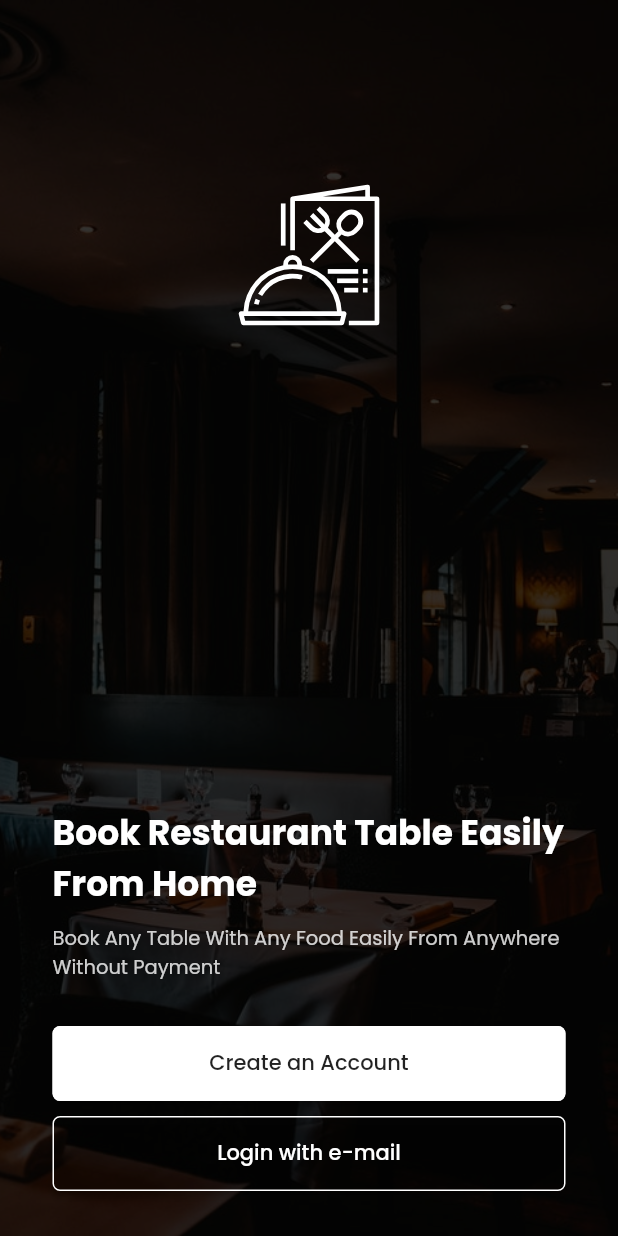
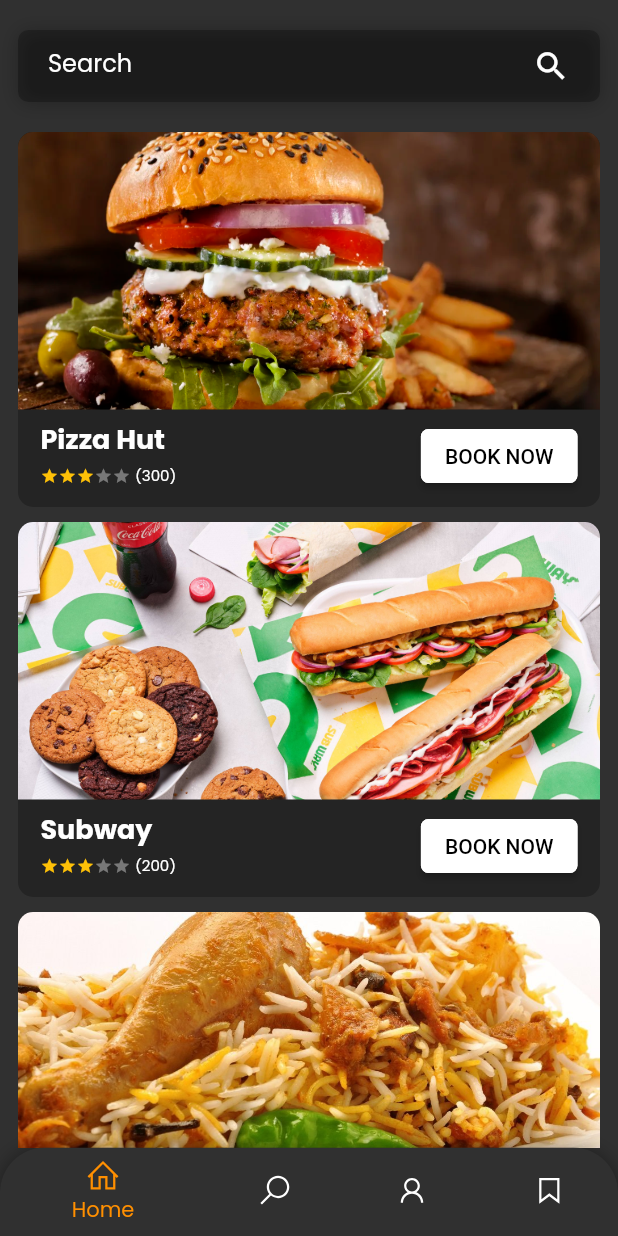
Before and after one commit to ashirali4/resturent_book_backend, a Flutter app: the screen it shows after launch, on a phone screen of 412 x 824 dp. Run offline on Flutter 3.47's test engine with Material 2 defaults, Android fonts, the phone set to English and light mode, and no system bars; drawn by our look-alikes of flutter_rating_bar; our stand-ins replace firebase_auth, firebase_core, firebase_database, flutter_svg, google_fonts, line_awesome_flutter; accounts and stored records are empty.

```diff
--- /dev/null
+++ b/lib/dashboard_pages/home.dart
@@ -0,0 +1,179 @@
+import 'package:flutter/material.dart';
+import 'package:flutter_rating_bar/flutter_rating_bar.dart';
+import 'package:google_fonts/google_fonts.dart';
+class Home extends StatefulWidget {
+  @override
+  _HomeState createState() => _HomeState();
+}
+
+class _HomeState extends State<Home> {
+  @override
+  Widget build(BuildContext context) {
+    return Container(
+      child: SingleChildScrollView(
+        child: Padding(
+          padding: const EdgeInsets.only(top: 20,right: 12,left: 12),
+          child: Column(
+            children: [
+              Center(
+                  child:   Container(
+                    decoration: BoxDecoration(
+                      boxShadow: [
+                        BoxShadow(
+                          color: Colors.black26,
+                          blurRadius: 10,
+                          offset: const Offset(0, 1),
+                        ),
+                      ],
+                      color: Colors.black26,
+                      borderRadius: BorderRadius.all(Radius.circular(7)),
+                    ),
+                    child: Theme(
+                      data: new ThemeData(
+                        primaryColor: Colors.transparent,
+                        primaryColorDark: Colors.transparent,
+
+                      ),
+                      child: TextFormField(
+                        style: GoogleFonts.poppins(
+                          color: Colors.white
+                        ),
+                        //controller: searchc,
+                        decoration: InputDecoration(
+                          border: InputBorder.none,
+
+//                      border: new OutlineInputBorder(
+//                          borderSide: new BorderSide(color: Colors.transparent,width: 0.0)),
+                          contentPadding:
+                          EdgeInsets.only(top: 10,bottom: 10,left: 20,right: 10), // add padding to adjust icon
+                          isDense: true,
+                          hintText: "Search",
+                          hintStyle: GoogleFonts.poppins(
+                            color: Colors.white
+                          ),
+                          suffixIcon: Padding(
+                            padding:
+                            EdgeInsets.only(top: 10,bottom: 10,left: 10,right: 20), // add padding to adjust icon
+                            child: InkWell(
+                                onTap: (){
+                                //  Navigator.pushNamed(context, "search",arguments: searchc.text);
+                                },
+                                child: Icon(Icons.search_sharp, size: 25,color: Colors.white,)),
+                          ),
+                        ),
+                      ),
+                    ),
+                  )
+              ),
+              SizedBox(height: 20,),
+              Item("Pizza Hut","assets/buger.png","(300)"),
+              SizedBox(height: 10,),
+              Item("Subway","assets/sub.jpeg","(200)"),
+              SizedBox(height: 10,),
+              Item("Biryani House","assets/kar.jpg","(330)"),
+              SizedBox(height: 10,),
+              Item("Pizza Hut","assets/buger.png","(300)"),
+
+
+            ],
+          ),
+        ),
+      ),
+    );
+  }
+  Widget Item(String name,String image, String reviews){
+    return Container(
+      decoration: BoxDecoration(
+        borderRadius: BorderRadius.all(Radius.circular(10)),
+        color: Colors.black26,
+      ),
+      height: 250,
+
+      child: Column(
+        children: [
+          Container(
+            decoration: BoxDecoration(
+                borderRadius: BorderRadius.only(topLeft: Radius.circular(10),topRight: Radius.circular(10)),
+                color: Colors.black26,
+                image: DecorationImage(
+                    image: AssetImage(image),
+                    fit: BoxFit.cover
+                )
+            ),
+            height: 185,
+
+          ),
+          Padding(
+              padding: const EdgeInsets.only(left: 15,right: 15),
+              child:Container(
+                child: Row(
+                  mainAxisAlignment: MainAxisAlignment.start,
+                  crossAxisAlignment: CrossAxisAlignment.center,
+                  children: [
+                    Expanded(child:  Column(
+                      crossAxisAlignment: CrossAxisAlignment.start,
+                      mainAxisAlignment: MainAxisAlignment.center,
+                      children:[
+                        SizedBox(height: 03,),
+                        Text(name,
+                          style: GoogleFonts.poppins(
+                              fontSize: 18,
+                              fontWeight: FontWeight.bold
+                          ),),
+                        SizedBox(height: 03,),
+                        Row(
+                          children: [
+                            Container(
+
+                              child: RatingBar.builder(
+                                itemSize: 12,
+                                initialRating: 3,
+                                minRating: 1,
+                                direction: Axis.horizontal,
+                                allowHalfRating: true,
+                                itemCount: 5,
+                                itemBuilder: (context, _) => Icon(
+                                  Icons.star,
+                                  color: Colors.amber,
+                                ),
+
+                              ),
+                            ),
+                            SizedBox(width: 03,),
+                            Text(reviews,
+                              style: GoogleFonts.poppins(fontSize: 10),)
+                          ],
+                        )
+                      ],
+                    ),flex: 3,),
+                    Expanded(child: Padding(
+                      padding: const EdgeInsets.only(top: 07),
+                      child: Column(
+                        crossAxisAlignment: CrossAxisAlignment.end,
+                        mainAxisAlignment: MainAxisAlignment.center,
+                        children: [
+                          RaisedButton(
+                            shape: RoundedRectangleBorder(
+                                borderRadius: BorderRadius.circular(5.0),
+                                side: BorderSide(color: Colors.white)),
+                            onPressed: () {},
+                            color: Colors.white,
+                            textColor: Colors.black,
+                            child: Text("BOOK NOW".toUpperCase(),
+                                style: TextStyle(fontSize: 14)),
+                          )
+                        ],
+                      ),
+                    ),flex:2)
+
+                  ],
+                ),
+              )
+          ),
+
+
+        ],
+      ),
+    );
+  }
+}
--- a/lib/main.dart
+++ b/lib/main.dart
@@ -1,5 +1,6 @@
 import 'package:firebase_core/firebase_core.dart';
 import 'package:flutter/material.dart';
+import 'package:resturent_book/dashboard_pages/home.dart';
 import 'package:resturent_book/routes.dart';
 
 import 'auth_pages/getting_started.dart';
@@ -24,7 +25,7 @@ class MyApp extends StatelessWidget {
         brightness: Brightness.dark,
         visualDensity: VisualDensity.adaptivePlatformDensity,
       ),
-      home: Getting_Started(),
+      home: Dashbaord(),
       onGenerateRoute: generateRoute,
     );
   }
--- a/lib/pages/dashboard.dart
+++ b/lib/pages/dashboard.dart
@@ -1,16 +1,78 @@
 import 'package:flutter/material.dart';
+import 'package:google_fonts/google_fonts.dart';
+import 'package:line_awesome_flutter/line_awesome_flutter.dart';
+import 'package:resturent_book/dashboard_pages/home.dart';
 class Dashbaord extends StatefulWidget {
   @override
   _DashbaordState createState() => _DashbaordState();
 }
 
 class _DashbaordState extends State<Dashbaord> {
+  int _selectedIndex = 0;
+   List<Widget> _widgetOptions = <Widget>[
+    Home(),
+    Text(
+      'Index 0: Home',
+    ),
+    Text(
+      'Index 1: Business',
+    ),
+
+
+  ];
+  void _onItemTapped(int index) {
+    setState(() {
+      _selectedIndex = index;
+    });
+  }
   @override
   Widget build(BuildContext context) {
     return Scaffold(
-      body: Container(
-        child: SizedBox(height: 20,),
-      ),
+      body: _widgetOptions[_selectedIndex],
+      bottomNavigationBar:  Container(
+          decoration: BoxDecoration(
+            borderRadius: BorderRadius.only(
+                topRight: Radius.circular(30), topLeft: Radius.circular(30)),
+            boxShadow: [
+              BoxShadow(color: Colors.black38, spreadRadius: 0, blurRadius: 10),
+            ],
+          ),
+          child: ClipRRect(
+            borderRadius: BorderRadius.only(
+              topLeft: Radius.circular(30.0),
+              topRight: Radius.circular(30.0),
+            ),
+            child:  BottomNavigationBar(
+              items: const <BottomNavigationBarItem>[
+                BottomNavigationBarItem(
+                  icon: Icon(LineAwesomeIcons.home),
+                  label: 'Home',
+                ),
+                BottomNavigationBarItem(
+                  icon: Icon(LineAwesomeIcons.search),
+                  label: 'Search',
+                ),
+                BottomNavigationBarItem(
+                  icon: Icon(LineAwesomeIcons.user),
+                  label: 'Profile',
+                ),
+                BottomNavigationBarItem(
+                  icon: Icon(LineAwesomeIcons.bookmark),
+                  label: 'Bookings',
+                ),
+              ],
+              currentIndex: _selectedIndex,
+              selectedItemColor: Colors.amber[800],
+              unselectedItemColor: Colors.white,
+              selectedLabelStyle: GoogleFonts.poppins(),
+              onTap: _onItemTapped,
+            ),
+          )
+      )
+
+
+
+
 
     );
   }
--- a/pubspec.yaml
+++ b/pubspec.yaml
@@ -33,6 +33,9 @@ dependencies:
   firebase_core: ^0.7.0
   firebase_auth: ^0.20.0+1
   firebase_database: ^6.0.0
+  line_awesome_flutter: ^1.0.1
+  flutter_rating_bar: ^3.2.0+1
+
 
 
 
```
Also changed, not shown: assets/buger.png (added), assets/kar.jpg (added), assets/sub.jpeg (added), pubspec.lock.
